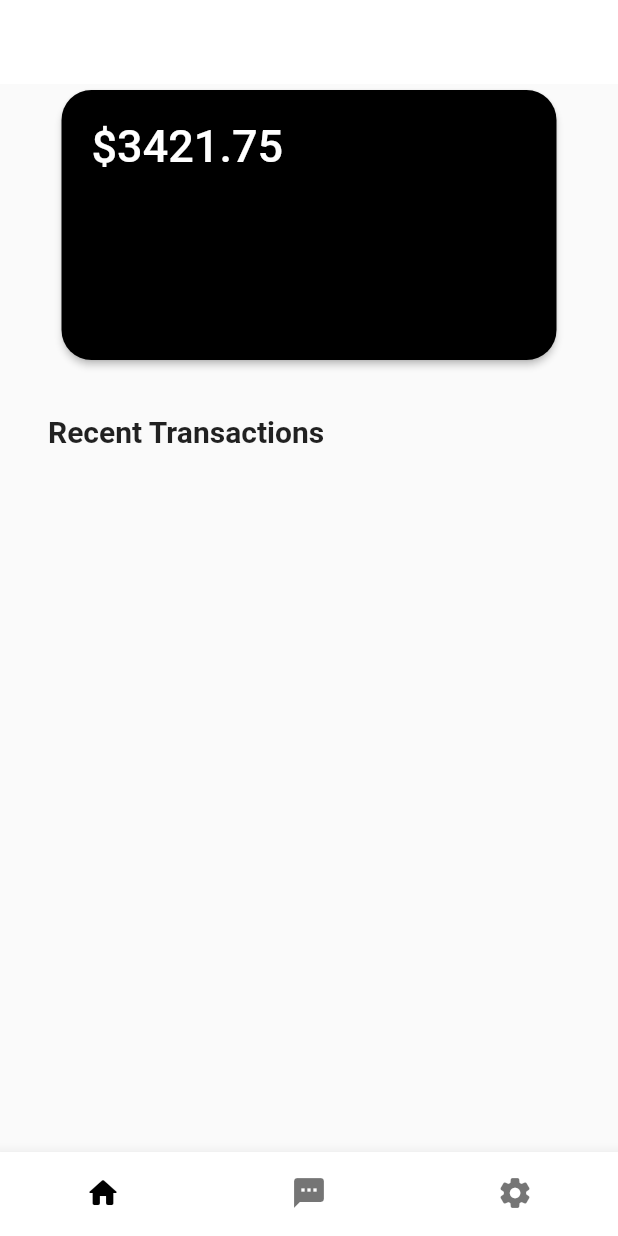
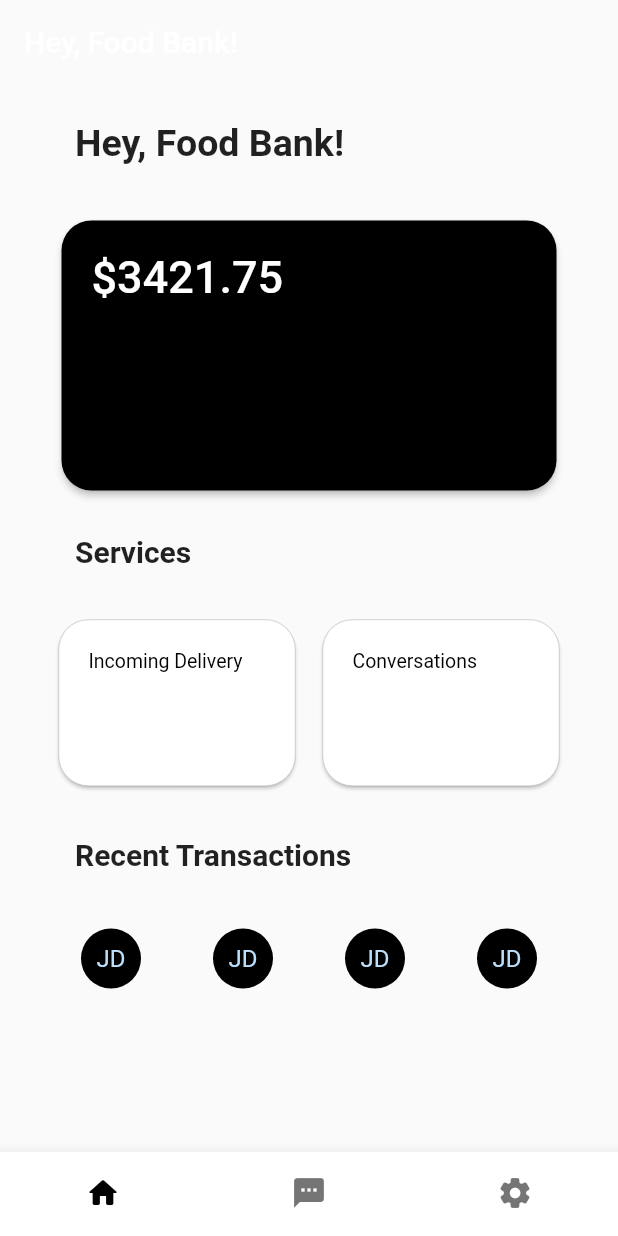
Before and after one commit to torrizing/google-ignite-22-group2, a Flutter app: the screen it shows after launch, on a phone screen of 412 x 824 dp. Run offline on Flutter 3.47's test engine with Material 2 defaults, Android fonts, the phone set to English and light mode, and no system bars.

Commit message:
added components

```diff
--- a/lib/bottom_navigation.dart
+++ b/lib/bottom_navigation.dart
@@ -30,9 +30,9 @@ class _BottomNavigationState extends State<BottomNavigation> {
   Widget build(BuildContext context) {
     return Scaffold(
       appBar: AppBar(
-          title: const Text('Hey, Food Bank!'),
+          title: const Text('Hey, Food Bank!', style: TextStyle(color: Colors.white),),
           elevation: 0,
-          backgroundColor: Colors.white),
+          backgroundColor: Colors.transparent),
       body: _pages.elementAt(_selectedIndex),
       bottomNavigationBar: BottomNavigationBar(
           backgroundColor: Colors.white,
--- a/lib/main.dart
+++ b/lib/main.dart
@@ -6,13 +6,10 @@ void main() => runApp(const MyApp());
 class MyApp extends StatelessWidget {
   const MyApp({super.key});
 
-  static const String _title = 'Flutter Code Sample';
-
   @override
   Widget build(BuildContext context) {
     return const MaterialApp(
       debugShowCheckedModeBanner: false,
-      title: _title,
       home: BottomNavigation(),
     );
   }
--- a/lib/pages/home_page.dart
+++ b/lib/pages/home_page.dart
@@ -5,11 +5,33 @@ class HomePage extends StatelessWidget {
 
   @override
   Widget build(BuildContext context) {
-    return Column(children: [cardSection, serviceSection, transactionSection]);
+    return Column(children: [
+      cardTitle(),
+      cardComponent(),
+      servicesTitle(),
+      servicesCard(),
+      transactionTitle(),
+      transactionContent(),
+    ]);
   }
 }
 
-Widget cardSection = Card(
+Widget cardTitle() {
+  return Container(
+      padding: const EdgeInsets.symmetric(horizontal: 50, vertical: 25),
+      child: Row(
+        children: [
+          Container(
+            padding: const EdgeInsets.only(bottom: 8),
+              child: const Text("Hey, Food Bank!",  style: TextStyle(fontWeight: FontWeight.bold, fontSize: 25),)
+          )
+        ],
+      )
+  );
+}
+
+Widget cardComponent() {
+  return Card(
       elevation: 2,
       shape: RoundedRectangleBorder(borderRadius: BorderRadius.circular(20)),
       shadowColor: Colors.black,
@@ -30,11 +52,104 @@ Widget cardSection = Card(
                         color: Colors.white,
                         fontWeight: FontWeight.w500,
                       )))))));
+}
 
-Widget serviceSection = Container();
+Widget servicesTitle() {
+  return Container(
+    // padding: const EdgeInsets.symmetric(horizontal: 50, vertical: 30),
+    padding: const EdgeInsets.symmetric(horizontal: 50, vertical: 25),
+    child: Row(
+     children: [
+       Container(
+         // padding: const EdgeInsets.only(bottom: 8),
+         child: const Text("Services",  style: TextStyle(fontWeight: FontWeight.bold, fontSize: 20),)
+       )
+     ],
+    )
+  );
+}
 
-Widget transactionSection = Container(
-  padding: const EdgeInsets.all(32),
+Widget servicesCard() {
+  return Container(
+    // padding: const EdgeInsets.all(32),
+    padding: const EdgeInsets.symmetric(horizontal: 30, vertical: 5),
+    child: Row(
+      mainAxisAlignment: MainAxisAlignment.spaceAround,
+      children: [
+        Container(
+          child: deliveryCard()
+        ),
+        Container(
+          child: chatCard()
+        ),
+      ],
+    )
+  );
+}
+
+Widget deliveryCard() {
+  return Card(
+    // elevation: 2,
+    shape: RoundedRectangleBorder(borderRadius: BorderRadius.circular(20),
+      side: const BorderSide(
+        color: Colors.grey,
+        width: .3,
+      ),),
+    // shadowColor: Colors.black,
+    // color: Colors.transparent
+      child: (InkWell(
+          splashColor: Colors.blue.withAlpha(30),
+          onTap: () {
+            debugPrint('Delivery Tapped');
+          },
+          child: const SizedBox(
+              width: 158,
+              height: 111,
+              child: Padding(
+                  padding: EdgeInsets.all(20.0),
+                  child: Text("Incoming Delivery",
+                      style: TextStyle(
+                        fontSize: 13,
+                        color: Colors.black,
+                        // fontWeight: FontWeight.w500,
+                      )))
+          )
+      ))
+  );
+}
+
+Widget chatCard() {
+  return Card(
+    // elevation: 2,
+      shape: RoundedRectangleBorder(borderRadius: BorderRadius.circular(20),
+        side: const BorderSide(
+          color: Colors.grey,
+          width: .3,
+        ),),
+      // shadowColor: Colors.black,
+      // color: Colors.transparent
+      child: (InkWell(
+          splashColor: Colors.blue.withAlpha(30),
+          onTap: () {
+            debugPrint('Tapped');
+          },
+          child: const SizedBox(
+              width: 158,
+              height: 111,
+              child: Padding(
+                  padding: EdgeInsets.all(20.0),
+                  child: Text("Conversations",
+                      style: TextStyle(
+                        fontSize: 13,
+                        color: Colors.black,
+                        // fontWeight: FontWeight.w500,
+                      ))))))
+  );
+}
+
+Widget transactionTitle() {
+  return Container(
+    padding: const EdgeInsets.symmetric(horizontal: 50, vertical: 25),
     child: Row(
       children: [
         Expanded(
@@ -56,3 +171,40 @@ Widget transactionSection = Container(
       ],
     ),
   );
+}
+
+Widget transactionContent() {
+  return Container(
+    // padding: const EdgeInsets.all(32),
+      padding: const EdgeInsets.symmetric(horizontal: 30, vertical: 5),
+      child: Row(
+        mainAxisAlignment: MainAxisAlignment.spaceAround,
+        children: [
+          Container(
+              child: const CircleAvatar(
+                  backgroundColor: Colors.black,
+                  child: Text("JD")
+              )
+          ),
+          Container(
+              child: const CircleAvatar(
+                backgroundColor: Colors.black,
+                child: Text("JD")
+              )
+          ),
+          Container(
+              child: const CircleAvatar(
+                  backgroundColor: Colors.black,
+                  child: Text("JD")
+              )
+          ),
+          Container(
+              child: const CircleAvatar(
+              backgroundColor: Colors.black,
+              child: Text("JD")
+  )
+          ),
+        ],
+      )
+  );
+}
--- a/pubspec.yaml
+++ b/pubspec.yaml
@@ -63,7 +63,7 @@ flutter:
 
   # To add assets to your application, add an assets section, like this:
   assets:
-    - assets/images/burger.jpeg
+    - assets/images/ninjavan.png
   #   - images/a_dot_ham.jpeg
 
   # An image asset can refer to one or more resolution-specific "variants", see
```
Also changed, not shown: assets/images/ninjavan.png (added). Lines whose indentation alone changed are shown as unchanged.
